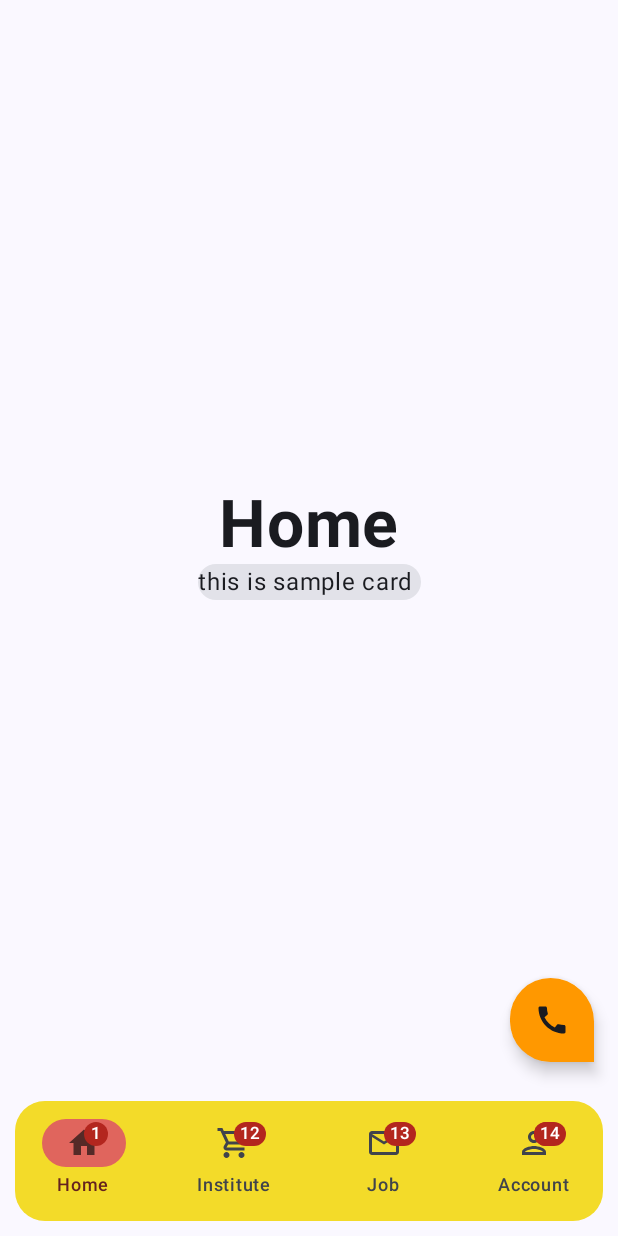
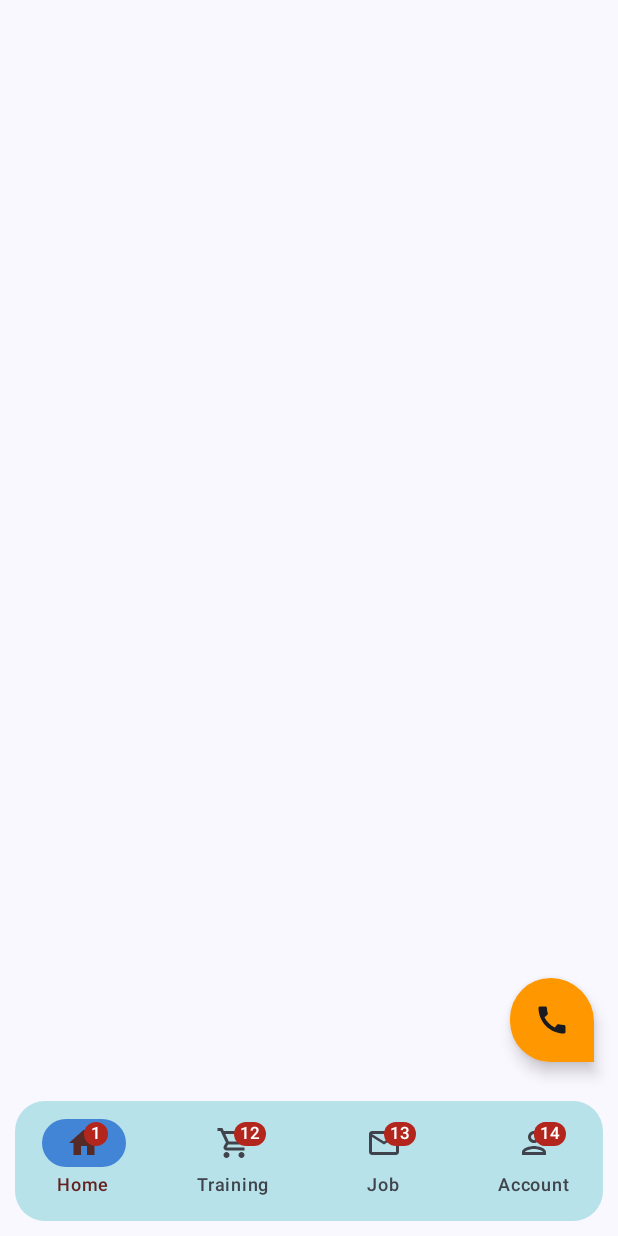
Before and after one commit to romitp4l/Learning_academy, an Android app built with Jetpack Compose: the screen it shows after launch (MainActivity), on a phone screen of 412 x 824 dp. Run offline under Robolectric (Android 15) with nearby library versions, the phone set to English and light mode, and no system bars.

```diff
--- /dev/null
+++ b/app/src/main/java/com/example/learning_academy/Home.kt
@@ -0,0 +1,8 @@
+package com.example.learning_academy
+
+import androidx.compose.runtime.Composable
+
+@Composable
+fun HomeScreen() {
+
+}
--- a/app/src/main/java/com/example/learning_academy/MainActivity.kt
+++ b/app/src/main/java/com/example/learning_academy/MainActivity.kt
@@ -98,8 +98,8 @@ fun MyApp(modifier: Modifier = Modifier) {
             unselectedIcon = Icons.Outlined.Home,
             hasBadge = false,
             messages = 1
-        ),NavItemState(
-            title = "Institute",
+        ), NavItemState(
+            title = "Training",
             selectedIcon = Icons.Filled.ShoppingCart,
             unselectedIcon = Icons.Outlined.ShoppingCart,
             hasBadge = false,
@@ -130,7 +130,7 @@ fun MyApp(modifier: Modifier = Modifier) {
                 modifier
                     .padding(10.dp)
                     .clip(RoundedCornerShape(20.dp)),
-                containerColor = Color(0xFFF3DB29)
+                containerColor = Color(0xFFB7E2E9)
             ) {
                 items.forEachIndexed { index, item ->
 
@@ -158,7 +158,7 @@ fun MyApp(modifier: Modifier = Modifier) {
                         colors = NavigationBarItemDefaults.colors(
                             selectedIconColor = Color(0xFF552A27),
                             selectedTextColor = Color(0xFF64211F),
-                            indicatorColor = Color(0xFFE0655D)
+                            indicatorColor = Color(0xFF4284D5)
                         )
                     )
                 }
@@ -182,19 +182,27 @@ fun MyApp(modifier: Modifier = Modifier) {
             verticalArrangement = Arrangement.Center,
             horizontalAlignment = Alignment.CenterHorizontally
         ) {
-            Text(text = items[bottomNavState].title, fontSize = 44.sp, fontWeight = FontWeight.Bold)
-            Card {
-                Text(text = "this is sample card ")
+
+            when (bottomNavState) {
+                0 -> HomeScreen()
+                1 -> InstituteScreen()
+                2 -> JobScreen()
+                3 -> ProfileScreen()
+
+//            Text(text = items[bottomNavState].title, fontSize = 44.sp, fontWeight = FontWeight.Bold)
+//            Card {
+//                Text(text = "this is sample card ")
+//            }
             }
         }
     }
+}
+
+@Preview
+@Composable
+fun MyAppPreview() {
+    Learning_academyTheme {
+        MyApp()
+    }
 
 }
-
-@Preview(showBackground = true)
-@Composable
-fun GreetingPreview() {
-   Learning_academyTheme {
-        MyApp()
-    }
-}
```
Also changed, not shown: app/src/main/java/com/example/learning_academy/Institute.kt (added, +8 -0 lines), app/src/main/java/com/example/learning_academy/Job.kt (added, +10 -0 lines), app/src/main/java/com/example/learning_academy/Profile.kt (added, +113 -0 lines), app/src/main/res/values/strings.xml (+11 -0 lines), app/src/main/res/drawable/profile.jpg (added).
